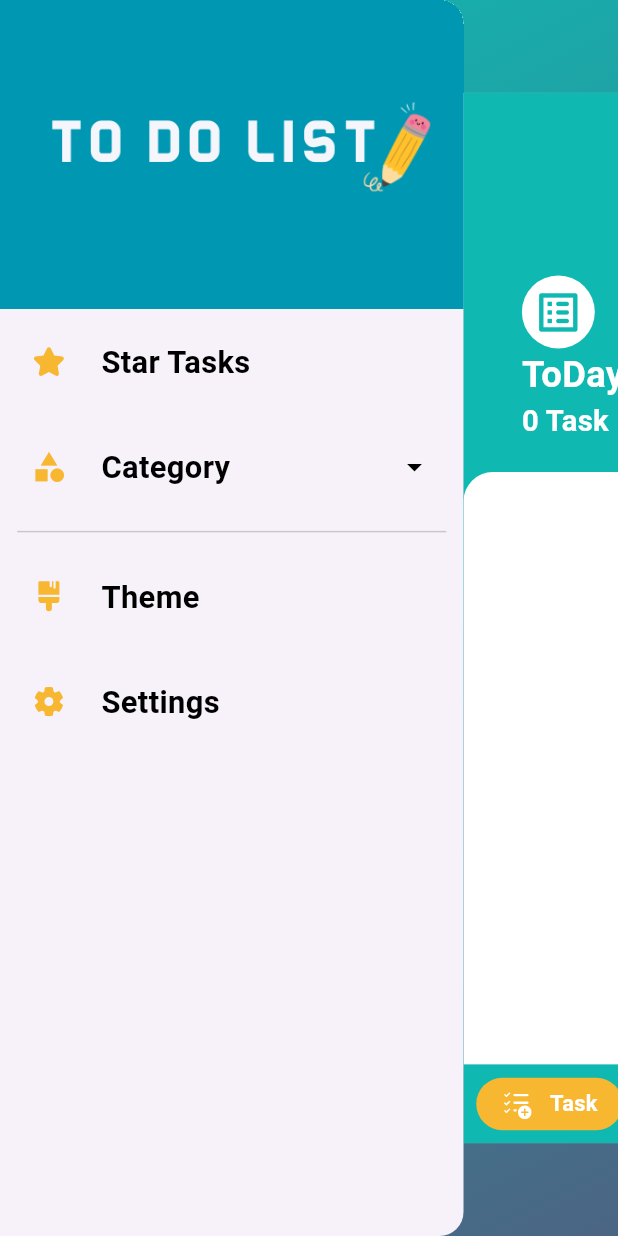
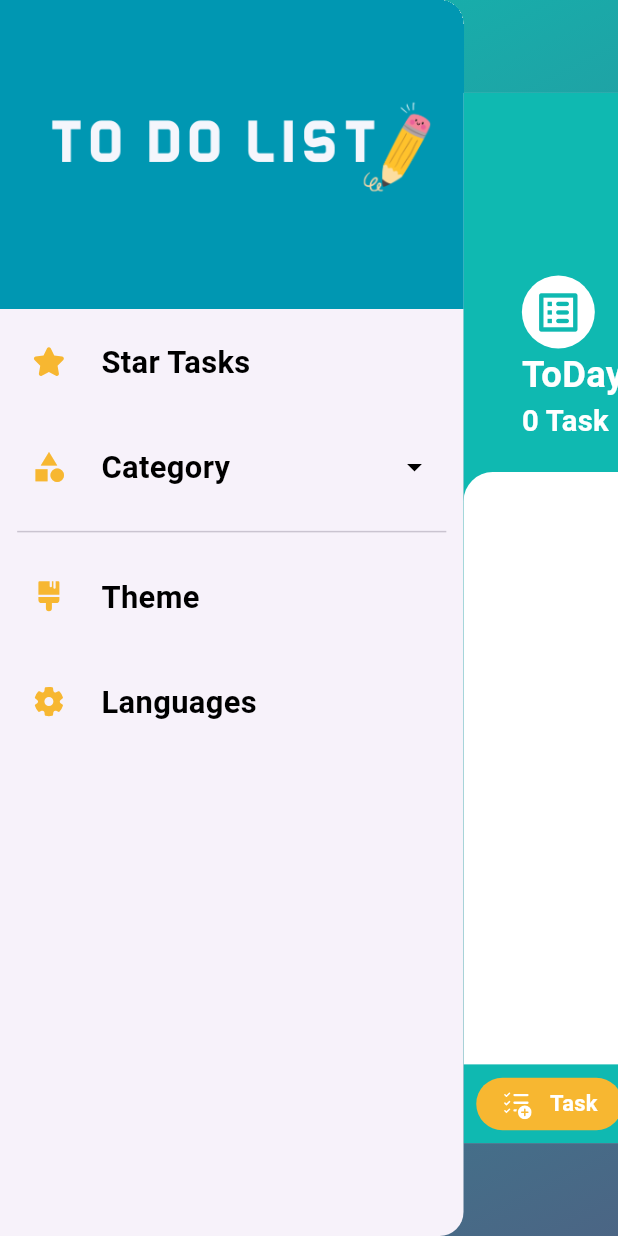
Before and after one commit to MansourSayed2002/Todo, a Flutter app: the Homescreenview screen opened by its route, item 4 of the bottom bar chosen, on a phone screen of 412 x 824 dp. Run offline on Flutter 3.47's test engine with Material 3 defaults, Android fonts, the phone set to English and light mode, and no system bars; drawn by our look-alikes of flutter_advanced_drawer; our stand-ins replace firebase_core, fluentui_system_icons, flutter_screenutil, flutter_slidable, get, shared_preferences and 2 more; accounts and stored records are empty; Roboto replaces fonts that are missing (Nerko_One).

Commit message:
update fastlane

```diff
--- a/lib/Core/constant/String/String.dart
+++ b/lib/Core/constant/String/String.dart
@@ -21,7 +21,7 @@ class StringApp {
 
   static String startasks = '14'.tr;
 
-  static String settings = '15'.tr;
+  static String languages = '15'.tr;
 
   static String calender = '16'.tr;
 
--- a/lib/Core/localization/Translation.dart
+++ b/lib/Core/localization/Translation.dart
@@ -19,7 +19,7 @@ class Mytranslation extends Translations {
           "12": "اليوم",
           "13": "مهام",
           "14": "المهام ذي الاولويه",
-          "15": "الاعدادات",
+          "15": "الغات",
           "16": "الرزنامه",
           "17": "خاصتي",
           "18": "اضافه مهمه جديده هنا",
@@ -45,7 +45,7 @@ class Mytranslation extends Translations {
           "12": "ToDay",
           "13": "Task",
           "14": "Star Tasks",
-          "15": "Settings",
+          "15": "Languages",
           "16": "Calender",
           "17": "Mine",
           "18": 'add new task here',
--- a/lib/Core/services/Myservices.dart
+++ b/lib/Core/services/Myservices.dart
@@ -1,3 +1,4 @@
+import 'package:flutter_screenutil/flutter_screenutil.dart';
 import 'package:get/get.dart';
 import 'package:shared_preferences/shared_preferences.dart';
 
@@ -5,6 +6,7 @@ class Myservices extends GetxService {
   late SharedPreferences sharedPreferences;
   Future<Myservices> init() async {
     sharedPreferences = await SharedPreferences.getInstance();
+    await ScreenUtil.ensureScreenSize();
     return this;
   }
 }
--- a/lib/main.dart
+++ b/lib/main.dart
@@ -23,7 +23,10 @@ class ToDoApp extends StatelessWidget {
         designSize: const Size(360, 800),
         builder: (_, child) {
           return GetMaterialApp(
-            // theme: ThemeData(fontFamily: 'Nerko_One'),
+            theme: ThemeData(
+              useMaterial3: true,
+              fontFamily: 'Nerko_One',
+            ),
             debugShowCheckedModeBanner: false,
             locale: controller.language,
             translations: Mytranslation(),
--- a/lib/view/widget/Home/Drawer/DrawerApp.dart
+++ b/lib/view/widget/Home/Drawer/DrawerApp.dart
@@ -50,7 +50,7 @@ class CustomDrawerApp extends GetView<Homescreencontroller> {
                     sureicon2: false,
                     ontap: () {},
                     iconData: FluentIcons.settings_16_filled,
-                    title: StringApp.settings,
+                    title: StringApp.languages,
                   ),
                 ],
               ),
--- a/pubspec.yaml
+++ b/pubspec.yaml
@@ -37,7 +37,6 @@ dependencies:
   cupertino_icons: ^1.0.6
   get: ^4.6.6
   shared_preferences: ^2.3.2
-  hive: ^2.2.3
   sqflite: ^2.3.3+1
   board_datetime_picker: ^2.1.1
   just_audio: ^0.9.37
@@ -49,6 +48,7 @@ dependencies:
   flutter_launcher_icons: ^0.13.1
   fluentui_system_icons: ^1.1.255
   table_calendar: ^3.1.2
+  firebase_core: ^3.4.1
 
 dev_dependencies:
   flutter_test:
```
Also changed, not shown: firebase.json (added), lib/firebase_options.dart (added), pubspec.lock, 7 other files.
